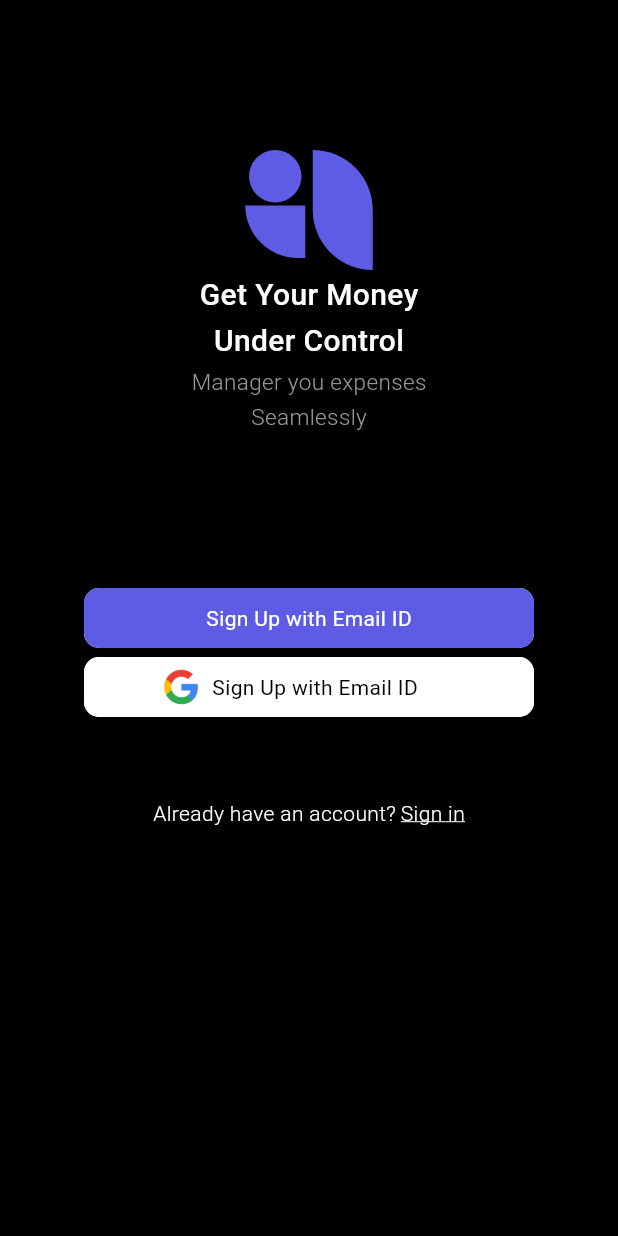
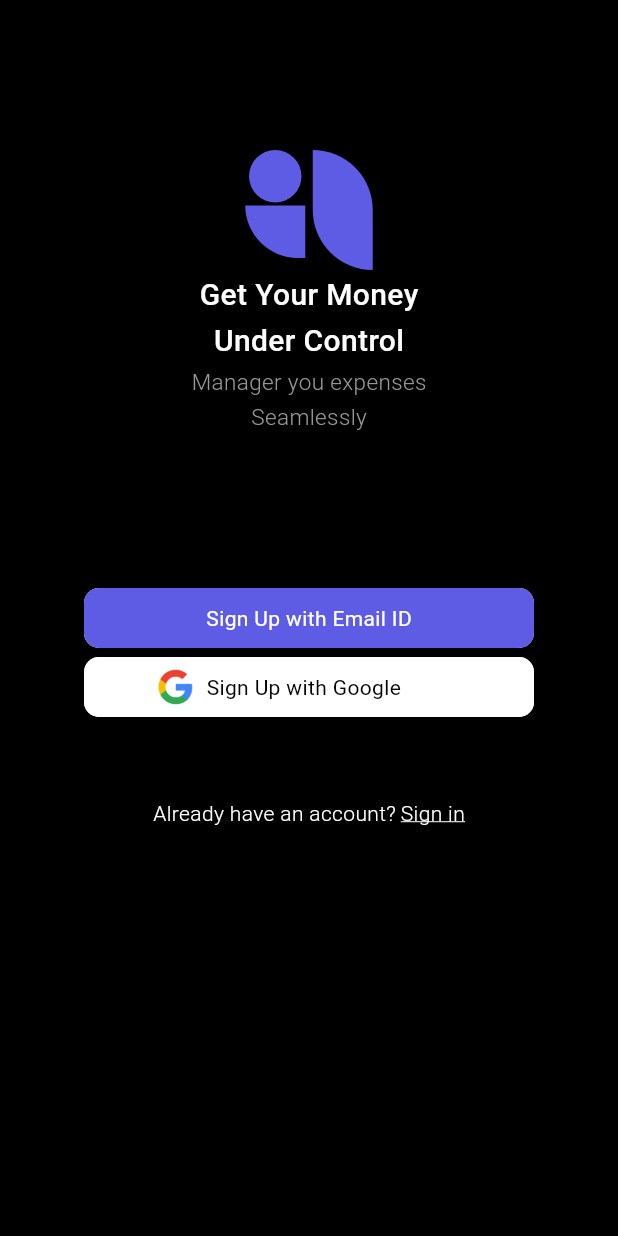
Before and after one commit to devJunr/finances-manager-frontend, a Flutter app: the screen it shows after launch, on a phone screen of 412 x 824 dp. Run offline on Flutter 3.47's test engine with Material 3 defaults, Android fonts, the phone set to English and light mode, and no system bars.

Commit message:
fix: Corrige texto do botão login google & alinhamento do texto

```diff
--- a/lib/main.dart
+++ b/lib/main.dart
@@ -162,13 +162,13 @@ class HomePage extends StatelessWidget {
                                   ),
                                   SizedBox(width: 8),
                                   Text(
-                                    "Sign Up with Email ID",
+                                    "Sign Up with Google",
                                     style: TextStyle(
                                       color: const Color.fromARGB(255, 0, 0, 0),
                                       fontWeight: FontWeight.w400,
                                     ),
                                   ),
-                                  SizedBox(width: 25),
+                                  SizedBox(width: 40),
                                 ],
                               ),
                             ),
```
